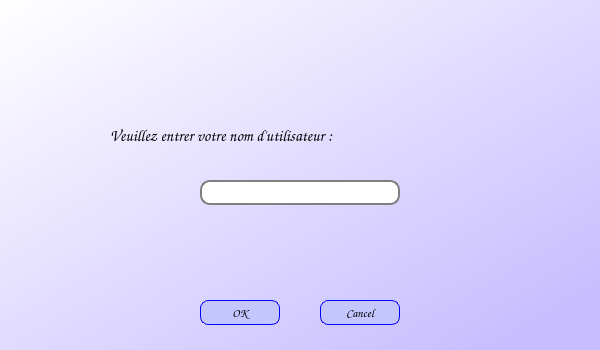
Old version of the form login_dialog.ui in the repository bernard169/Studying_cards.
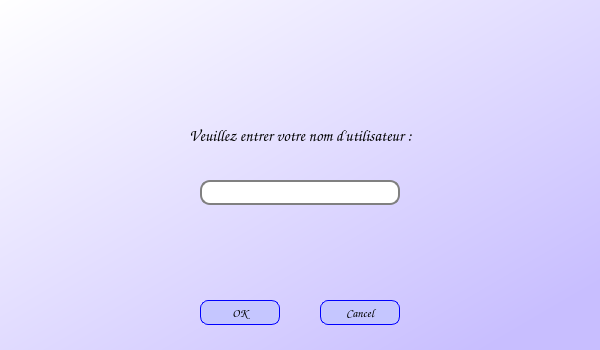
New version of the form. Icons and pictures are not drawn.

Diff of the .ui file:
```diff
--- a/login_dialog.ui
+++ b/login_dialog.ui
@@ -279,7 +279,7 @@
   <widget class="QLabel" name="label_userName">
    <property name="geometry">
     <rect>
-     <x>110</x>
+     <x>55</x>
      <y>100</y>
      <width>491</width>
      <height>71</height>
@@ -358,6 +358,9 @@
    <property name="text">
     <string>Veuillez entrer votre nom d'utilisateur :</string>
    </property>
+   <property name="alignment">
+    <set>Qt::AlignCenter</set>
+   </property>
   </widget>
   <widget class="QPushButton" name="okButton">
    <property name="geometry">
```
Left out of the diff: 12 changed lines with no effect on the pictures.
